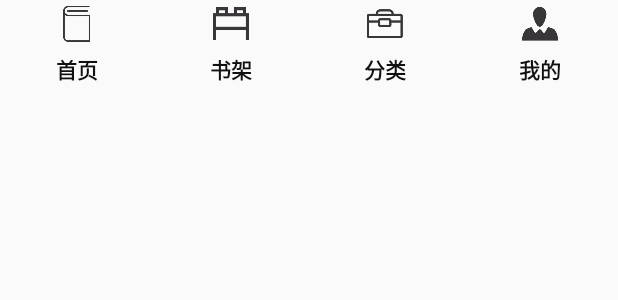
After one commit to Freshcanbringcool/zhuoyueshudian, an Android app: the layout fragment_main_bottom.xml on its own in the app's theme, with its tools: preview values and no code run, on a phone screen of 412 x 824 dp. The commit adds this screen. Shown: the top 300 px of the screen. Run offline under Robolectric (Android 15) with nearby library versions, the phone set to English and light mode, and no system bars.

Commit message:
新增fragment页面，修复login登陆页面，查找到新漏洞关于注册登陆页面那个登陆强度检测密码的问题导致长度不匹配，还有图片太亮在手机上面显示的话会有些内容看不到，根据这些问题需要去进行修补在明天回学校以后。然后再进行其他页面的设计。

```diff
--- a/app/src/main/res/layout/bookcase_f_main.xml
+++ b/app/src/main/res/layout/f_bookcase_main.xml
@@ -3,7 +3,9 @@
     android:layout_width="match_parent"
     android:layout_height="match_parent">
     <TextView
+        android:id="@+id/book_f"
         android:layout_width="wrap_content"
         android:layout_height="wrap_content"
         android:text="这是书籍页面"/>
+
 </LinearLayout>
--- /dev/null
+++ b/app/src/main/res/layout/fragment_main_bottom.xml
@@ -0,0 +1,101 @@
+<?xml version="1.0" encoding="utf-8"?>
+<LinearLayout xmlns:android="http://schemas.android.com/apk/res/android"
+    android:layout_width="match_parent"
+    android:layout_height="wrap_content"
+ >
+<LinearLayout
+android:id="@+id/ll_home"
+android:layout_width="0dp"
+android:layout_height="wrap_content"
+android:layout_weight="1"
+android:gravity="center"
+android:orientation="vertical" >
+
+<ImageView
+    android:id="@+id/iv_home"
+    android:layout_width="wrap_content"
+    android:layout_height="wrap_content"
+    android:src="@drawable/ic_first_page1" />
+
+<TextView
+    android:id="@+id/tv_home"
+    android:layout_width="wrap_content"
+    android:layout_height="wrap_content"
+    android:layout_marginTop="3dp"
+    android:text="首页"
+    android:textColor="@color/font_black"
+    android:textStyle="bold" />
+</LinearLayout>
+
+<LinearLayout
+android:id="@+id/ll_address"
+android:layout_width="0dp"
+android:layout_height="wrap_content"
+android:layout_weight="1"
+android:gravity="center"
+android:orientation="vertical" >
+
+<ImageView
+    android:id="@+id/iv_address"
+    android:layout_width="wrap_content"
+    android:layout_height="wrap_content"
+    android:src="@drawable/ic_bookcase" />
+
+<TextView
+    android:id="@+id/tv_address"
+    android:layout_width="wrap_content"
+    android:layout_height="wrap_content"
+    android:layout_marginTop="3dp"
+    android:text="书架"
+    android:textColor="@color/font_black"
+    android:textStyle="bold" />
+</LinearLayout>
+
+<LinearLayout
+android:id="@+id/ll_friend"
+android:layout_width="0dp"
+android:layout_height="wrap_content"
+android:layout_weight="1"
+android:gravity="center"
+android:orientation="vertical" >
+
+<ImageView
+    android:id="@+id/iv_friend"
+    android:layout_width="wrap_content"
+    android:layout_height="wrap_content"
+    android:src="@drawable/ic_clasaction"  />
+
+<TextView
+    android:id="@+id/tv_friend"
+    android:layout_width="wrap_content"
+    android:layout_height="wrap_content"
+    android:layout_marginTop="3dp"
+    android:text="分类"
+    android:textColor="@color/font_black"
+    android:textStyle="bold" />
+</LinearLayout>
+
+<LinearLayout
+android:id="@+id/ll_setting"
+android:layout_width="0dp"
+android:layout_height="wrap_content"
+android:layout_weight="1"
+android:gravity="center"
+android:orientation="vertical" >
+
+<ImageView
+    android:id="@+id/iv_setting"
+    android:layout_width="wrap_content"
+    android:layout_height="wrap_content"
+    android:src="@drawable/ic_myself" />
+
+<TextView
+    android:id="@+id/tv_setting"
+    android:layout_width="wrap_content"
+    android:layout_height="wrap_content"
+    android:layout_marginTop="3dp"
+    android:text="我的"
+    android:textColor="@color/font_black"
+    android:textStyle="bold" />
+</LinearLayout>
+</LinearLayout>
--- a/app/src/main/res/layout/login_main.xml
+++ b/app/src/main/res/layout/login_main.xml
@@ -34,7 +34,7 @@
             android:layout_height="wrap_content"
             android:gravity="center"
             android:text="登陆"
-            android:background="@drawable/shapex"/>
+            android:background="@drawable/shapebutton"/>
 
     </LinearLayout>
     </LinearLayout>
--- a/app/src/main/res/layout/openpage.xml
+++ b/app/src/main/res/layout/openpage.xml
@@ -103,7 +103,7 @@
             android:layout_width="wrap_content"
             android:layout_height="wrap_content"
             android:text="@string/re_t3"
-            android:textColor="@color/font_black"
+            android:textColor="@color/font_grey"
             android:textSize="20sp" />
         <!--跳转注册页面-->
         <TextView
@@ -112,7 +112,7 @@
             android:layout_height="wrap_content"
             android:text="@string/re_t4"
             android:textColor="@color/font_white"
-            android:textSize="24sp" />
+            android:textSize="20sp" />
 
         <TextView
             android:layout_width="wrap_content"
@@ -127,7 +127,7 @@
             android:layout_height="wrap_content"
             android:text="@string/re_t6"
             android:textColor="@color/font_white"
-            android:textSize="24sp" />
+            android:textSize="20sp" />
 
     </LinearLayout>
 
--- a/app/src/main/res/layout/register_main.xml
+++ b/app/src/main/res/layout/register_main.xml
@@ -24,7 +24,7 @@
             />
 
         <LinearLayout
-            android:layout_width="304dp"
+            android:layout_width="300dp"
             android:layout_height="wrap_content"
             android:layout_gravity="left"
             android:layout_marginLeft="10dp"
@@ -44,8 +44,8 @@
                 android:id="@+id/TogglePwd"
                 android:layout_width="20dp"
                 android:layout_height="20dp"
+                android:layout_gravity="center"
                 android:layout_marginRight="8dp"
-                android:layout_gravity="center"
                 android:background="@drawable/ic_eye_black"
                 android:padding="10dp"
                 android:textOff=""
--- a/app/src/main/res/values/colors.xml
+++ b/app/src/main/res/values/colors.xml
@@ -337,4 +337,9 @@
     <color name="lan">#2196F3</color>
     <color name="zi">#9C27B0</color>
 
+    <color name="bgcolor">#FFDA44</color>
+    <color name="bgmincolor">#F7C600</color>
+    <color name="font">#27220B</color>
+    <color name="view">#C0C0C0</color>
+
 </resources>
```
Also changed, not shown: app/src/main/java/com/beta/zhuoyue/zhuoyueshudian/UI/Activity/FirstFragmentActivity.java (+171 -153 lines), app/src/main/java/com/beta/zhuoyue/zhuoyueshudian/UI/Common/ContentAdapter.java (added, +43 -0 lines), app/src/main/java/com/beta/zhuoyue/zhuoyueshudian/UI/Fragment/BookCaseFragment.java (+13 -2 lines), app/src/main/java/com/beta/zhuoyue/zhuoyueshudian/UI/Fragment/ClasActionFragment.java (+12 -2 lines), app/src/main/java/com/beta/zhuoyue/zhuoyueshudian/UI/Fragment/FirstFragment.java (+12 -3 lines), app/src/main/java/com/beta/zhuoyue/zhuoyueshudian/UI/Fragment/MyselfFragment.java (+12 -2 lines), app/src/main/res/layout/firstpage_fragment_main.xml (deleted, +0 -148 lines), app/src/main/res/layout/fragment_main.xml (added, +19 -0 lines), app/src/main/res/layout/fragment_main_first_top.xml (added, +12 -0 lines), app/src/main/res/layout/f_classification_main.xml (renamed from app/src/main/res/layout/classification_f_main.xml), app/src/main/res/layout/f_firstpage_main.xml (renamed from app/src/main/res/layout/firstpage_main.xml), app/src/main/res/layout/f_myself_main.xml (renamed from app/src/main/res/layout/myself_f_main.xml).
